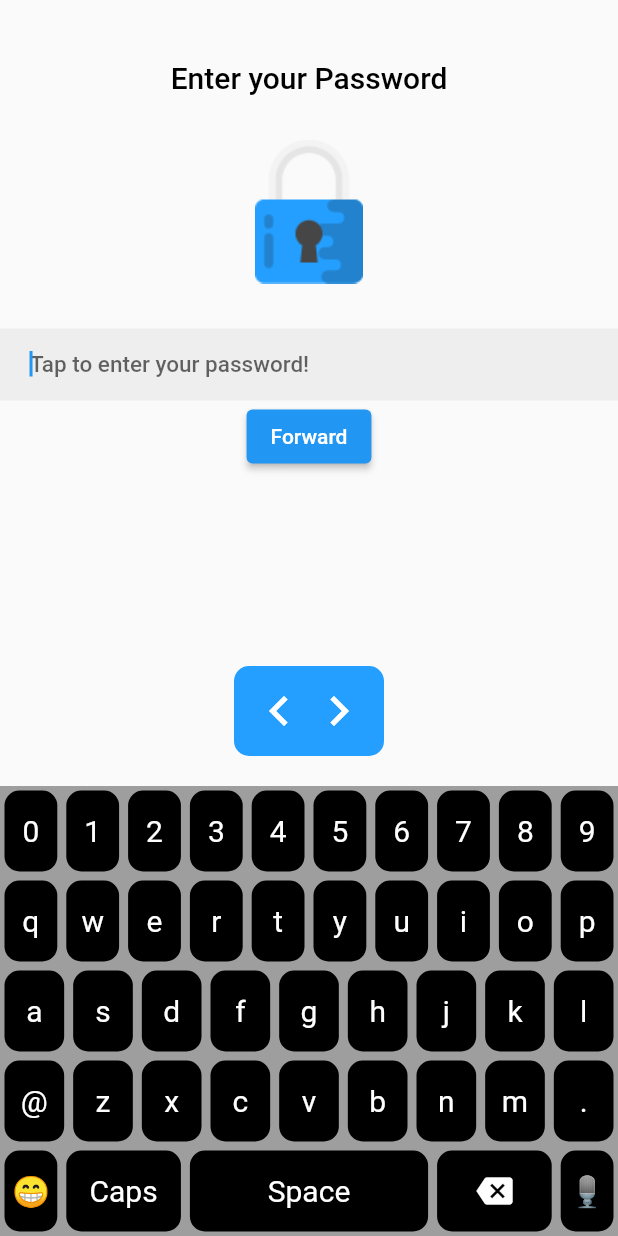
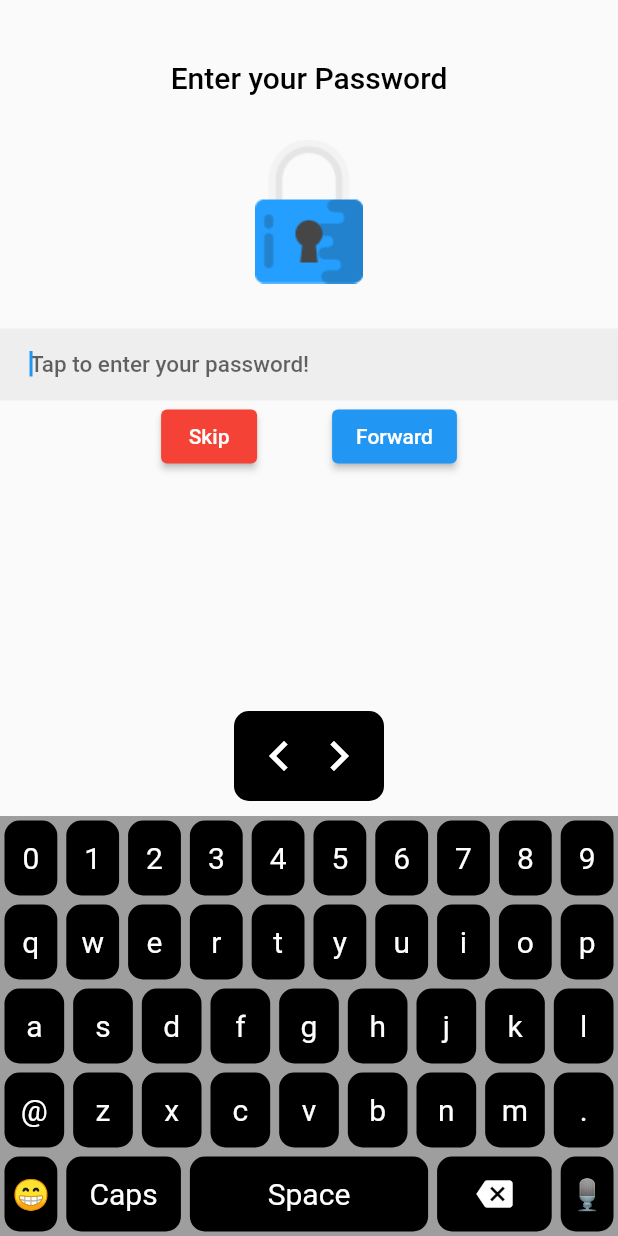
Before and after one commit to alishafarman1/EasyRom-For-Elderly-People, a Flutter app: the PasswordScreen screen opened by its route, on a phone screen of 412 x 824 dp. Run offline on Flutter 3.47's test engine with Material 2 defaults, Android fonts, the light colour scheme and no system bars; our stand-ins replace connectivity, dio, easy_localization, flutter_keyboard_visibility, flutter_tts, freezed_annotation and 4 more; missing offline and left inert: emoji_picker, external_app_launcher; Roboto replaces fonts that are missing (Poppins).

Commit message:
- Updates

```diff
--- a/assets/langs/en-US.json
+++ b/assets/langs/en-US.json
@@ -29,6 +29,8 @@
     "re_enter_password":"Re enter your Password",
     "messages_app":"Messages App",
     "enter_your_message_here":"Enter your message here!",
+    "sent":"Message sent",
+    "unlock_screen":"Unlock\nScreen",
 
     "unlocking_screen":"Unlocking screen",
     "locking_screen": "Locking Screen",
--- a/assets/langs/ur-PK.json
+++ b/assets/langs/ur-PK.json
@@ -29,7 +29,8 @@
     "re_enter_password":"اپنا پاس ورڈ دوبارہ درج کریں۔",
     "messages_app":"پیغامات ایپ",
     "enter_your_message_here":"",
-
+    "sent":"پیغام چلا گیا",
+    "unlock_screen":"اسکرین \n کھولیں",
     "unlocking_screen":"سکرین کھول دی گئی ہے",
     "locking_screen" :"سکرین بند",
     "opening_app":"۔{} کھول رہا ہے۔",
--- a/lib/src/shared/custom_keyboard.dart
+++ b/lib/src/shared/custom_keyboard.dart
@@ -173,7 +173,7 @@ class _CustomKeyboardState extends State<CustomKeyboard> {
   @override
   Widget build(BuildContext context) {
     return Container(
-      height: 380,
+      height: 350,
       child: Stack(
         children: [
           Column(
@@ -219,10 +219,10 @@ class _CustomKeyboardState extends State<CustomKeyboard> {
   }
 
   Container navigationButtons() => Container(
-        margin: EdgeInsets.only(bottom: 20),
+        margin: EdgeInsets.only(bottom: 10),
         width: 100,
         decoration: BoxDecoration(
-            color: Color(0xFF249FFF), borderRadius: BorderRadius.circular(10)),
+            color: Colors.black, borderRadius: BorderRadius.circular(10)),
         padding: EdgeInsets.symmetric(vertical: 10, horizontal: 10),
         child: Row(children: [
           Expanded(
--- a/lib/src/views/apps/messages_app.dart
+++ b/lib/src/views/apps/messages_app.dart
@@ -1,3 +1,5 @@
+import 'package:easy_rom_prototype/src/configs/app_setup.locator.dart';
+import 'package:easy_rom_prototype/src/services/local/speech_service.dart';
 import 'package:easy_rom_prototype/src/shared/app_text_field.dart';
 import 'package:easy_rom_prototype/src/shared/custom_keyboard.dart';
 import 'package:flutter/material.dart';
@@ -71,8 +73,10 @@ class _MessagesAppState extends State<MessagesApp> {
   void _send() {
     messages.add(_controller.text);
     _controller.clear();
+    locator<SpeechService>().speak("sent".tr());
     setState(() {
       (() async {
+        //sent
         await Future.delayed(Duration(milliseconds: 100));
         _scrollController.animateTo(
           _scrollController.position.maxScrollExtent,
--- a/lib/src/views/device_setup_wizard/connect_wifi.dart
+++ b/lib/src/views/device_setup_wizard/connect_wifi.dart
@@ -62,13 +62,13 @@ class ConnectWifi extends StatelessWidget {
             Spacer(),
             Spacer(),
             GestureDetector(
-              onTap: NavService.connectWifi,
+              onTap: NavService.accountSignIn,
               child: Container(
                   width: context.screenSize().width / 2,
                   height: 50,
                   alignment: Alignment.center,
                   decoration: BoxDecoration(
-                    color: const Color(0xff23DD67),
+                    color: Colors.red,
                   ),
                   child: Text(
                     'skip'.tr(),
--- a/lib/src/views/device_setup_wizard/password_screen.dart
+++ b/lib/src/views/device_setup_wizard/password_screen.dart
@@ -40,9 +40,24 @@ class PasswordScreen extends StatelessWidget {
             AppTextField(
                 controller: _controller,
                 placeholder: "tap_to_enter_password".tr()),
-            ElevatedButton(
-                onPressed: NavService.rePasswordScreen,
-                child: Text("next".tr())),
+            Row(
+              mainAxisAlignment: MainAxisAlignment.center,
+              children: [
+                ElevatedButton(
+                    style: ButtonStyle(
+                        backgroundColor: MaterialStateProperty.all(Colors.red)),
+                    onPressed: () {
+                      locator<SpeechService>()
+                          .speak("welcome_to_new_phone".tr());
+                      NavService.launcher();
+                    },
+                    child: Text("skip".tr())),
+                SizedBox(width: 50),
+                ElevatedButton(
+                    onPressed: NavService.rePasswordScreen,
+                    child: Text("next".tr())),
+              ],
+            ),
             SizedBox(height: 0),
             Spacer(),
             CustomKeyboard(controller: _controller)
--- a/lib/src/views/device_setup_wizard/wifi_connecting.dart
+++ b/lib/src/views/device_setup_wizard/wifi_connecting.dart
@@ -23,7 +23,6 @@ class _WifiConnectingState extends State<WifiConnecting> {
     await Future.delayed(Duration(seconds: 6));
     NavService.accountSignIn();
     locator<SpeechService>().speak("Connected to Internet!");
-    locator<SpeechService>().speak("google_account_sin_in".tr());
   }
 
   @override
```
Also changed, not shown: lib/src/views/device_setup_wizard/account_sign_in.dart (+21 -9 lines), lib/src/views/device_setup_wizard/fingerprint_setup.dart (+11 -2 lines), lib/src/views/lockscreen.dart (+17 -6 lines), pubspec.lock.
